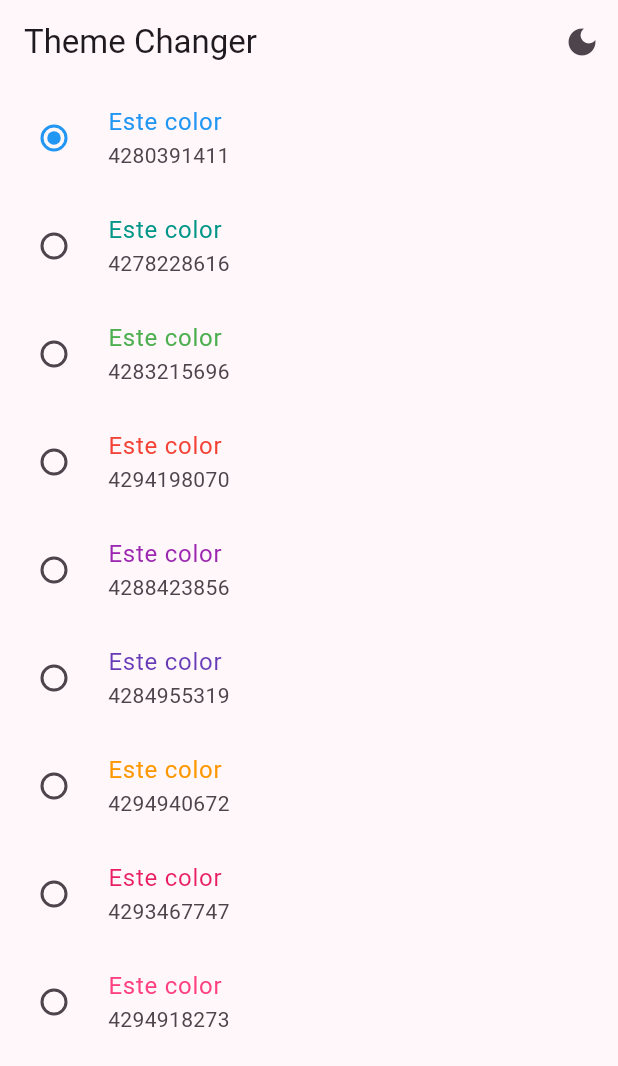
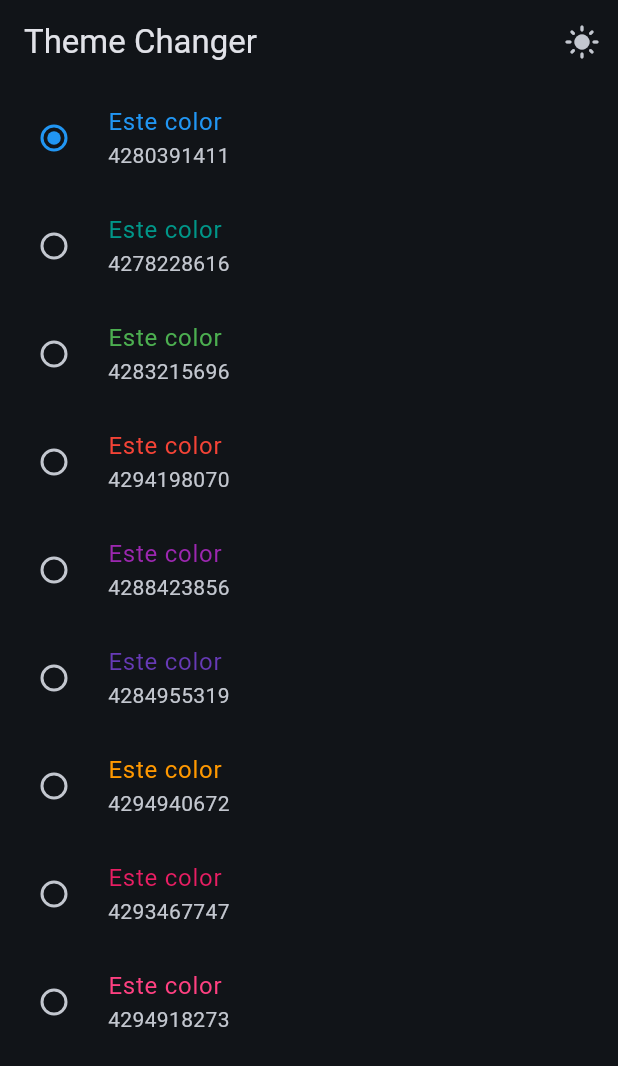
Before and after one commit to maty24/Widgets-Fluter, a Flutter app: the ThemeChangerScreen screen opened by its route, after a tap on the "dark mode" icon, on a phone screen of 412 x 824 dp. Shown: the top 1066 px of the screen. Run offline on Flutter 3.47's test engine with Material 2 defaults, Android fonts, the phone set to English and light mode, and no system bars; our stand-ins replace animate_do, flutter_riverpod, go_router.

Commit message:
antes del notificationp

```diff
--- a/lib/config/theme/app_theme.dart
+++ b/lib/config/theme/app_theme.dart
@@ -14,18 +14,18 @@ const colorList = <Color>[
 
 class AppTheme {
   final int selectedColor;
+  final bool isDarkMode;
 
-  AppTheme({this.selectedColor = 0})
+  AppTheme({this.selectedColor = 0, this.isDarkMode = false})
       : assert(selectedColor >= 0, 'Selected color must be greater then 0'),
         assert(selectedColor < colorList.length,
             'Selected color must be less or equal than ${colorList.length - 1}');
 
-
 //retorno un themedata
   ThemeData getTheme() => ThemeData(
       useMaterial3: true,
+      brightness: isDarkMode ? Brightness.dark : Brightness.light,
       colorSchemeSeed: colorList[selectedColor],
       //configuracion de todfos los appbar
-      appBarTheme: const AppBarTheme(centerTitle: false)
-      );
+      appBarTheme: const AppBarTheme(centerTitle: false));
 }
--- a/lib/main.dart
+++ b/lib/main.dart
@@ -2,6 +2,7 @@ import 'package:flutter/material.dart';
 import 'package:flutter_riverpod/flutter_riverpod.dart';
 import 'package:widgets_app/config/router/app_router.dart';
 import 'package:widgets_app/config/theme/app_theme.dart';
+import 'package:widgets_app/presentation/providers/theme_provider.dart';
 
 void main() {
   runApp(
@@ -12,18 +13,21 @@ void main() {
     );
 }
 
-class MainApp extends StatelessWidget {
+class MainApp extends ConsumerWidget {
   const MainApp({super.key});
 
   @override
-  Widget build(BuildContext context) {
+  Widget build(BuildContext context, ref) {
+    final isDarkMode = ref.watch(isDarkModeProvider);
+    final selectedColor = ref.watch(selectedColorProvider);
     //router para las rutas
     return MaterialApp.router(
       //configuracion de la ruta
       title: 'Flutter Widgets',
       routerConfig: appRouter,
       debugShowCheckedModeBanner: false,
-      theme: AppTheme(selectedColor: 4).getTheme(),
+      //le envio los estados de los providers
+      theme: AppTheme(selectedColor: selectedColor, isDarkMode: isDarkMode ).getTheme(),
     );
   }
 }
--- a/lib/presentation/providers/theme_provider.dart
+++ b/lib/presentation/providers/theme_provider.dart
@@ -1,7 +1,12 @@
 import 'package:flutter_riverpod/flutter_riverpod.dart';
 import 'package:widgets_app/config/theme/app_theme.dart';
 
+// Listado de colores inmutable
+final colorsListProver = StateProvider((ref) => colorList);
+
 final isDarkModeProvider = StateProvider((ref) => false);
 
-// Listado de colores inmutable
-final colorsListProver = StateProvider((ref) => colorList);
+
+
+//Un simple entero
+final selectedColorProvider = StateProvider((ref) => 0);
--- a/lib/presentation/screens/theme_changer/theme_changer_screen.dart
+++ b/lib/presentation/screens/theme_changer/theme_changer_screen.dart
@@ -17,7 +17,9 @@ class ThemeChangerScreen extends ConsumerWidget {
         actions: [
           IconButton(
               icon: Icon(isDarkMode ? Icons.light_mode : Icons.dark_mode),
-              onPressed: () {})
+              onPressed: () {
+                ref.read(isDarkModeProvider.notifier).update((state) => !state);
+              })
         ],
       ),
       body: _ThemeChangerView(),
@@ -31,6 +33,7 @@ class _ThemeChangerView extends ConsumerWidget {
   @override
   Widget build(BuildContext context, ref) {
     final List<Color> colors = ref.watch(colorsListProver);
+    final int selectedColor = ref.watch(selectedColorProvider);
 
     return ListView.builder(
       itemCount: colors.length,
@@ -43,9 +46,11 @@ class _ThemeChangerView extends ConsumerWidget {
           //se usa el color del item
           activeColor: color,
           value: index,
-          groupValue: 0,
+          //mostrar el color selecionado
+          groupValue: selectedColor,
           onChanged: (value) {
-
+            //el index es el color seleccionado state = nuevo valor para cambiar el valor del provider
+            ref.read(selectedColorProvider.notifier).state = index;
           },
         );
       },
```
